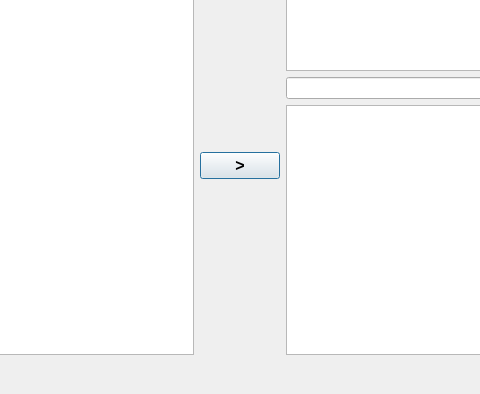
Before: the Qt Designer form src/tagset.ui in fontmatrix/fontmatrix, drawn with Qt 5; both pictures show x 126 to 606 and y 210 to 604 of the 732 by 604 pixel window.
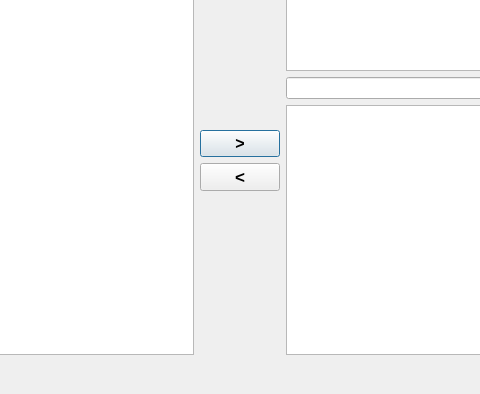
After: the same form once the commit is applied.

Commit message: fontmatrix : ADDED remove tags in tagsets & various fixes

```diff
--- a/src/tagset.ui
+++ b/src/tagset.ui
@@ -80,6 +80,20 @@
            </property>
           </widget>
          </item>
+         <item>
+          <widget class="QPushButton" name="removeToSetButton" >
+           <property name="font" >
+            <font>
+             <pointsize>13</pointsize>
+             <weight>75</weight>
+             <bold>true</bold>
+            </font>
+           </property>
+           <property name="text" >
+            <string>&lt;</string>
+           </property>
+          </widget>
+         </item>
          <item>
           <spacer>
            <property name="orientation" >
@@ -87,8 +101,8 @@
            </property>
            <property name="sizeHint" >
             <size>
-             <width>20</width>
-             <height>40</height>
+             <width>75</width>
+             <height>111</height>
             </size>
            </property>
           </spacer>
```
The commit also changes 5 other files.
